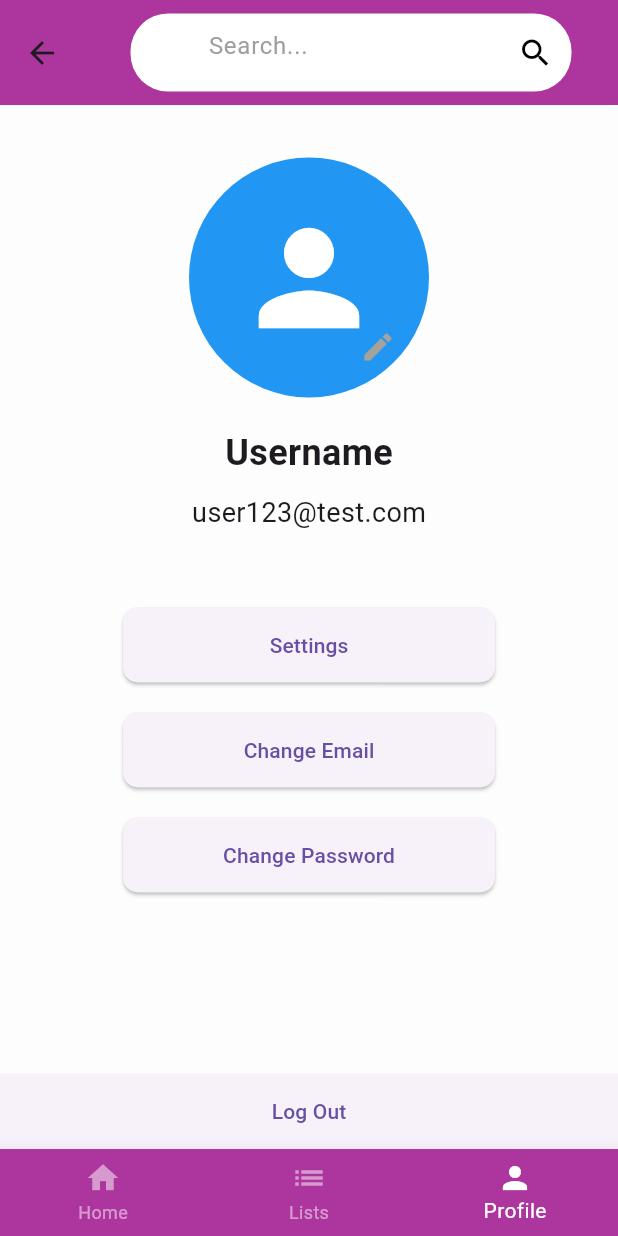
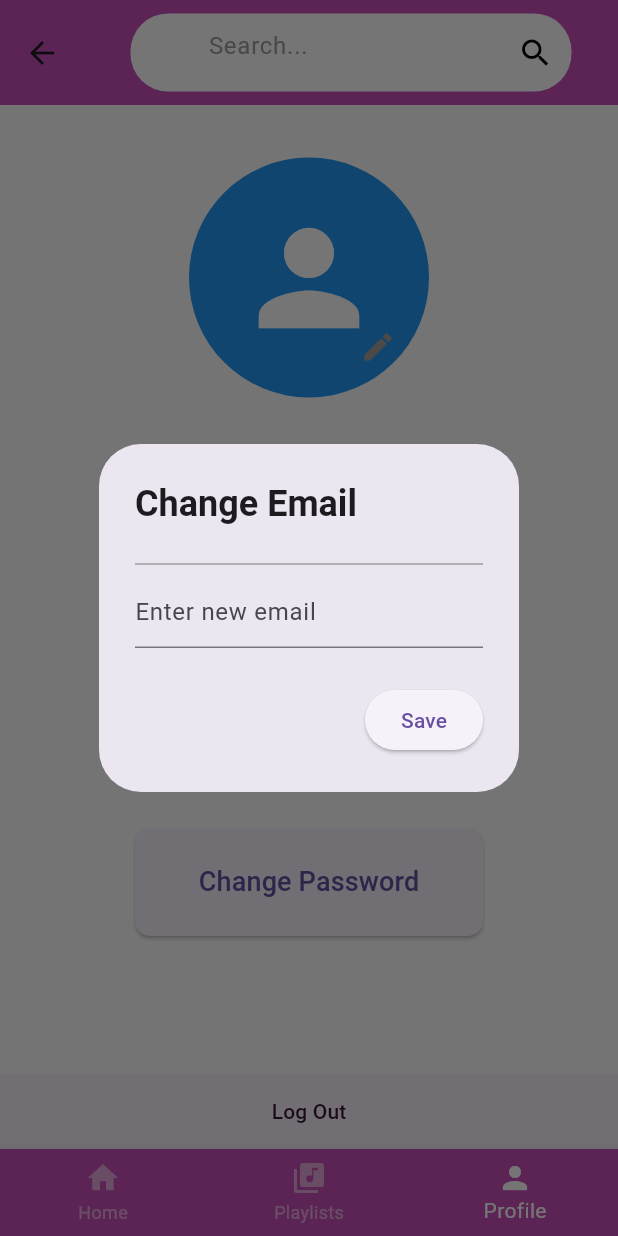
Before and after one commit to BamCurti/SoundGrade, a Flutter app: the ListPage screen opened directly, item 3 of the bottom bar chosen, after a tap on "Change Email", on a phone screen of 412 x 824 dp. Run offline on Flutter 3.47's test engine with Material 3 defaults, Android fonts, the phone set to English and light mode, and no system bars; our stand-ins replace camera, flutter_rating_bar; missing offline and left inert: dart:ffi; network calls fail.

Commit message:
playlist diseño y nav

```diff
--- a/lib/screens/login.dart
+++ b/lib/screens/login.dart
@@ -1,4 +1,5 @@
 import 'package:flutter/material.dart';
+import 'package:soundgrade/utils/style.dart';
 import 'package:soundgrade/widgets/title.dart';
 import 'package:soundgrade/screens/feed.dart';
 
@@ -19,8 +20,9 @@ class _LoginPageState extends State<LoginPage> {
   Widget build(BuildContext context) {
     return Scaffold(
       appBar: AppBar(
-          //title: _isLoginForm ? const Text('Login') : const Text('Sign Up'),
-          ),
+        //title: _isLoginForm ? const Text('Login') : const Text('Sign Up'),
+        backgroundColor: mainColor,
+      ),
       body: SingleChildScrollView(
         child: Column(
           crossAxisAlignment: CrossAxisAlignment.stretch,
--- a/lib/screens/profile.dart
+++ b/lib/screens/profile.dart
@@ -19,18 +19,45 @@ class _ProfilePageState extends State<ProfilePage> {
   CameraController? controller;
   String imagePath = "";
 
-  @override
-  void initState() {
-    var cameras = getCameras();
-    // TODO: implement initState
-    super.initState();
-    controller = CameraController(cameras![1], ResolutionPreset.max);
-    controller?.initialize().then((_) {
-      if (!mounted) {
-        return;
-      }
-      setState(() {});
-    });
+  void _showChangeDialog(String title, String hintText) {
+    TextEditingController _textEditingController = TextEditingController();
+
+    showDialog(
+      context: context,
+      builder: (BuildContext context) {
+        return AlertDialog(
+          title: Text(
+            title,
+            style: TextStyle(fontWeight: FontWeight.bold),
+          ),
+          content: Column(
+            mainAxisSize: MainAxisSize.min,
+            children: [
+              Divider(color: Colors.grey),
+              TextFormField(
+                controller: _textEditingController,
+                decoration: InputDecoration(
+                  hintText: hintText,
+                ),
+              ),
+            ],
+          ),
+          actions: [
+            ElevatedButton(
+              onPressed: () {
+                // Add logic to save the new email/password
+                String newEmailOrPassword = _textEditingController.text;
+                // Add your save logic here
+
+                // Close the dialog
+                Navigator.of(context).pop();
+              },
+              child: Text('Save'),
+            ),
+          ],
+        );
+      },
+    );
   }
 
   @override
@@ -77,68 +104,69 @@ class _ProfilePageState extends State<ProfilePage> {
                 ),
               ],
             ),
-            SizedBox(height: 20),
+            SizedBox(height: 35),
             Text(
               'Username',
               style: TextStyle(fontSize: 24, fontWeight: FontWeight.bold),
             ),
-            SizedBox(height: 10),
+            SizedBox(height: 15),
             Text(
               'user123@test.com',
               style: TextStyle(fontSize: 18),
             ),
             SizedBox(height: 50),
-            // Settings Button
+
+            SizedBox(height: 20),
+            // Change Email Button
             ElevatedButton(
               onPressed: () {
-                // Add logic for Settings button
+                _showChangeDialog('Change Email', 'Enter new email');
               },
               style: ElevatedButton.styleFrom(
                 shape: RoundedRectangleBorder(
                   borderRadius: BorderRadius.circular(10.0),
                 ),
+                padding: EdgeInsets.all(16),
               ),
               child: SizedBox(
                 width: 200,
-                height: 50,
-                child: Center(child: Text('Settings')),
+                height: 40,
+                child: Center(
+                  child: Text(
+                    'Change Email',
+                    style: TextStyle(
+                      fontSize: 18,
+                    ),
+                  ),
+                ),
               ),
             ),
-            SizedBox(height: 20),
-            // Change Email Button
+            SizedBox(height: 35),
+            // Change Password Button
             ElevatedButton(
               onPressed: () {
-                // Add logic for Change Email button
+                _showChangeDialog('Change Password', 'Enter new password');
               },
               style: ElevatedButton.styleFrom(
                 shape: RoundedRectangleBorder(
                   borderRadius: BorderRadius.circular(10.0),
                 ),
+                padding: EdgeInsets.all(16),
               ),
               child: SizedBox(
                 width: 200,
-                height: 50,
-                child: Center(child: Text('Change Email')),
+                height: 40,
+                child: Center(
+                  child: Text(
+                    'Change Password',
+                    style: TextStyle(
+                      fontSize: 18,
+                    ),
+                  ),
+                ),
               ),
             ),
-            SizedBox(height: 20),
-            // Change Password Button
-            ElevatedButton(
-              onPressed: () {
-                // Add logic for Change Password button
-              },
-              style: ElevatedButton.styleFrom(
-                shape: RoundedRectangleBorder(
-                  borderRadius: BorderRadius.circular(10.0),
-                ),
-              ),
-              child: SizedBox(
-                width: 200,
-                height: 50,
-                child: Center(child: Text('Change Password')),
-              ),
-            ),
-            Spacer(), // Add spacer to push the logout button to the bottom
+            Spacer(),
             SizedBox(
               width: double.infinity,
               child: ElevatedButton(
@@ -153,7 +181,21 @@ class _ProfilePageState extends State<ProfilePage> {
                 child: SizedBox(
                   height: 50,
                   child: Center(
-                    child: Text('Log Out'),
+                    child: TextButton(
+                      onPressed: () {
+                        // Navigate to another screen when the button is pressed
+                        Navigator.push(
+                          context,
+                          MaterialPageRoute(builder: (context) => LoginPage()),
+                        );
+                      },
+                      child: Text(
+                        'Log Out',
+                        style: TextStyle(
+                          color: darktethememain,
+                        ),
+                      ),
+                    ),
                   ),
                 ),
               ),
--- a/lib/utils/style.dart
+++ b/lib/utils/style.dart
@@ -1,12 +1,13 @@
 import 'package:flutter/material.dart';
 
 // Color palette
-const Color mainColor = Color.fromRGBO(173, 53, 158, 1);
+const Color mainColor = Color.fromRGBO(200, 79, 184, 1);
 const Color darkerMainColor = Color.fromRGBO(131, 38, 118, 1);
+const Color darktethememain = Color.fromARGB(255, 57, 20, 52);
 const Color lighterMainColor = Color.fromRGBO(140, 90, 207, 1);
 const Color lightestPurple = Color.fromRGBO(244, 182, 236, 0.474);
-const Color accentColorOrange = Color.fromRGBO(255, 165, 45, 1);
-const Color accentColorAqua = Color.fromRGBO(151, 242, 233, 1);
+const Color accentColorOrange = Color.fromRGBO(45, 241, 255, 1);
+const Color accentColorAqua = Color.fromARGB(255, 150, 198, 215);
 const Color accentColorPurle = Color.fromRGBO(143, 157, 255, 1);
 const Color darkGrey = Color.fromRGBO(89, 88, 85, 1);
 const Color lightGrey = Color.fromRGBO(164, 162, 156, 1);
@@ -28,7 +29,7 @@ ThemeData mainTheme = ThemeData(
 );
 
 ThemeData darkTheme = ThemeData(
-  primaryColor: darkerMainColor,
+  primaryColor: darktethememain,
   brightness: Brightness.dark,
   scaffoldBackgroundColor: backgroundDarkColor,
   textTheme: const TextTheme().apply(bodyColor: backgroundLightColor),
--- a/lib/widgets/bottomNav.dart
+++ b/lib/widgets/bottomNav.dart
@@ -24,8 +24,8 @@ class BottomNavbar extends StatelessWidget {
           label: 'Home',
         ),
         BottomNavigationBarItem(
-          icon: Icon(Icons.list),
-          label: 'Lists',
+          icon: Icon(Icons.library_music),
+          label: 'Playlists',
         ),
         BottomNavigationBarItem(
           icon: Icon(Icons.person),
--- a/lib/widgets/playlist.dart
+++ /dev/null
@@ -1,75 +0,0 @@
-import 'package:flutter/material.dart';
-import 'package:soundgrade/data/playlist.dart';
-import 'package:soundgrade/screens/playlists.dart';
-import 'package:soundgrade/utils/style.dart';
-
-class PlaylistCard extends StatelessWidget {
-  final PlayListData data;
-
-  const PlaylistCard({required this.data});
-
-  @override
-  Widget build(BuildContext context) {
-    return GestureDetector(
-      child: Container(
-        margin: const EdgeInsets.all(10.0),
-        decoration: BoxDecoration(
-          color: mainColor, // Set the background color to purple
-          borderRadius:
-              BorderRadius.circular(10.0), // Optional: Add rounded corners
-        ),
-        child: Column(
-          children: [
-            Image.network(data.imageUrl, fit: BoxFit.fill),
-            Padding(
-              padding: const EdgeInsets.all(8.0),
-              child: Text(
-                data.name,
-                style: const TextStyle(fontSize: 18, color: Colors.white),
-              ),
-            ),
-          ],
-        ),
-      ),
-      onTap: () => Navigator.push(
-          context,
-          MaterialPageRoute(
-              builder: (context) => PlayListDetailPage(
-                    data: data,
-                  ))),
-    );
-  }
-}
-
-class PlayListDetailContainer extends StatelessWidget {
-  const PlayListDetailContainer({super.key});
-
-  @override
-  Widget build(BuildContext context) {
-    return FutureBuilder(
-        future: fetchSongListData(),
-        builder: (context, snapshot) {
-          if (snapshot.connectionState == ConnectionState.waiting) {
-            return const Center(
-              child: CircularProgressIndicator(),
-            );
-          }
-          if (snapshot.hasError) {
-            return Center(child: Text("${snapshot.error}"));
-          }
-          // Successful fetch
-          final data = snapshot.data!;
-          return PlayListDetail(data: data[0]);
-        });
-  }
-}
-
-class PlayListDetail extends StatelessWidget {
-  final PlayListData data;
-  PlayListDetail({super.key, required this.data});
-
-  @override
-  Widget build(BuildContext context) {
-    return Container();
-  }
-}
--- a/pubspec.yaml
+++ b/pubspec.yaml
@@ -30,6 +30,7 @@ environment:
 dependencies:
   flutter:
     sdk: flutter
+  provider: 6.1.1
 
 
   # The following adds the Cupertino Icons font to your application.
@@ -38,7 +39,7 @@ dependencies:
   flutter_rating_bar: ^4.0.1
   camera: ^0.10.5+5 # Use the latest version available
   permission_handler: ^11.0.1 # Use the latest version available
-  image_picker: ^0.8.1 # Use the latest version available
+  image_picker: ^1.0.4 # Use the latest version available
   path_provider: ^2.1.1
   path: ^1.8.3
 
@@ -51,7 +52,7 @@ dev_dependencies:
   # activated in the `analysis_options.yaml` file located at the root of your
   # package. See that file for information about deactivating specific lint
   # rules and activating additional ones.
-  flutter_lints: ^2.0.0
+  flutter_lints: ^3.0.1
 
 # For information on the generic Dart part of this file, see the
 # following page: https://dart.dev/tools/pub/pubspec
```
Also changed, not shown: assets/dummy/playlist.json (+18 -0 lines), lib/screens/playlists.dart (+14 -15 lines), lib/screens/post.dart (+5 -2 lines), lib/widgets/createPlaylistDialog.dart (added, +33 -0 lines), lib/widgets/playlistDetails.dart (added, +137 -0 lines), lib/widgets/songCard.dart (+2 -5 lines), pubspec.lock.
